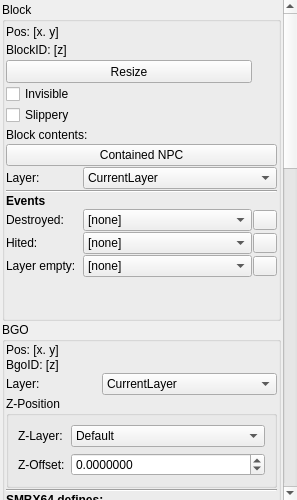
Old version of the form Editor/main_window/dock/lvl_item_properties.ui in the repository WohlSoft/Moondust-Project.
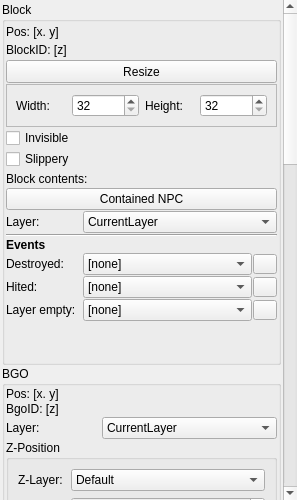
New version of the form. Icons and pictures are not drawn.

```diff
--- a/Editor/main_window/dock/lvl_item_properties.ui
+++ b/Editor/main_window/dock/lvl_item_properties.ui
@@ -60,9 +60,9 @@
        <property name="geometry">
         <rect>
          <x>0</x>
-         <y>-817</y>
-         <width>279</width>
-         <height>1558</height>
+         <y>0</y>
+         <width>283</width>
+         <height>1708</height>
         </rect>
        </property>
        <layout class="QVBoxLayout" name="verticalLayout">
@@ -108,65 +108,8 @@
            <property name="spacing">
             <number>1</number>
            </property>
-           <item row="0" column="0" colspan="2">
-            <widget class="QLabel" name="PROPS_blockPos">
-             <property name="minimumSize">
-              <size>
-               <width>0</width>
-               <height>17</height>
-              </size>
-             </property>
-             <property name="text">
-              <string notr="true">Pos: [x. y]</string>
-             </property>
-            </widget>
-           </item>
-           <item row="8" column="0" colspan="3">
-            <widget class="Line" name="line">
-             <property name="orientation">
-              <enum>Qt::Horizontal</enum>
-             </property>
-            </widget>
-           </item>
-           <item row="6" column="0" colspan="3">
-            <widget class="QPushButton" name="PROPS_BlockIncludes">
-             <property name="text">
-              <string notr="true">Contained NPC</string>
-             </property>
-            </widget>
-           </item>
-           <item row="10" column="1">
-            <widget class="QComboBox" name="PROPS_BlkEventDestroy">
-             <property name="currentText">
-              <string notr="true">[none]</string>
-             </property>
-             <property name="maxVisibleItems">
-              <number>50</number>
-             </property>
-             <item>
-              <property name="text">
-               <string notr="true">[none]</string>
-              </property>
-             </item>
-            </widget>
-           </item>
-           <item row="12" column="1">
-            <widget class="QComboBox" name="PROPS_BlkEventLayerEmpty">
-             <property name="currentText">
-              <string notr="true">[none]</string>
-             </property>
-             <property name="maxVisibleItems">
-              <number>50</number>
-             </property>
-             <item>
-              <property name="text">
-               <string notr="true">[none]</string>
-              </property>
-             </item>
-            </widget>
-           </item>
            <item row="4" column="0" colspan="2">
-            <widget class="QCheckBox" name="PROPS_BlkSlippery">
+            <widget class="QCheckBox" name="PROPS_BlockInvis">
              <property name="minimumSize">
               <size>
                <width>0</width>
@@ -174,103 +117,11 @@
               </size>
              </property>
              <property name="text">
-              <string>Slippery</string>
-             </property>
-            </widget>
-           </item>
-           <item row="5" column="0" colspan="2">
-            <widget class="QLabel" name="label_10">
-             <property name="minimumSize">
-              <size>
-               <width>0</width>
-               <height>17</height>
-              </size>
-             </property>
-             <property name="text">
-              <string>Block contents:</string>
+              <string>Invisible</string>
              </property>
             </widget>
            </item>
            <item row="10" column="0">
-            <widget class="QLabel" name="BlockEventDestroy">
-             <property name="text">
-              <string>Destroyed: </string>
-             </property>
-            </widget>
-           </item>
-           <item row="10" column="2">
-            <widget class="QPushButton" name="PROPS_BlkEventDestroyedLock">
-             <property name="maximumSize">
-              <size>
-               <width>24</width>
-               <height>20</height>
-              </size>
-             </property>
-             <property name="toolTip">
-              <string>Don't reset event to 'none'</string>
-             </property>
-             <property name="text">
-              <string notr="true"/>
-             </property>
-             <property name="icon">
-              <iconset resource="../../_resources/editor.qrc">
-               <normaloff>:/images/lock_open.png</normaloff>
-               <normalon>:/images/lock_closed.png</normalon>:/images/lock_open.png</iconset>
-             </property>
-             <property name="checkable">
-              <bool>true</bool>
-             </property>
-            </widget>
-           </item>
-           <item row="12" column="2">
-            <widget class="QPushButton" name="PROPS_BlkEventLEmptyLock">
-             <property name="maximumSize">
-              <size>
-               <width>24</width>
-               <height>20</height>
-              </size>
-             </property>
-             <property name="toolTip">
-              <string>Don't reset event to 'none'</string>
-             </property>
-             <property name="text">
-              <string notr="true"/>
-             </property>
-             <property name="icon">
-              <iconset resource="../../_resources/editor.qrc">
-               <normaloff>:/images/lock_open.png</normaloff>
-               <normalon>:/images/lock_closed.png</normalon>:/images/lock_open.png</iconset>
-             </property>
-             <property name="checkable">
-              <bool>true</bool>
-             </property>
-            </widget>
-           </item>
-           <item row="11" column="2">
-            <widget class="QPushButton" name="PROPS_BlkEventHitLock">
-             <property name="maximumSize">
-              <size>
-               <width>24</width>
-               <height>20</height>
-              </size>
-             </property>
-             <property name="toolTip">
-              <string>Don't reset event to 'none'</string>
-             </property>
-             <property name="text">
-              <string notr="true"/>
-             </property>
-             <property name="icon">
-              <iconset resource="../../_resources/editor.qrc">
-               <normaloff>:/images/lock_open.png</normaloff>
-               <normalon>:/images/lock_closed.png</normalon>:/images/lock_open.png</iconset>
-             </property>
-             <property name="checkable">
-              <bool>true</bool>
-             </property>
-            </widget>
-           </item>
-           <item row="9" column="0">
             <widget class="QLabel" name="label">
              <property name="font">
               <font>
@@ -286,21 +137,75 @@
              </property>
             </widget>
            </item>
-           <item row="11" column="0">
+           <item row="11" column="2">
+            <widget class="QPushButton" name="PROPS_BlkEventDestroyedLock">
+             <property name="maximumSize">
+              <size>
+               <width>24</width>
+               <height>20</height>
+              </size>
+             </property>
+             <property name="toolTip">
+              <string>Don't reset event to 'none'</string>
+             </property>
+             <property name="text">
+              <string notr="true"/>
+             </property>
+             <property name="icon">
+              <iconset resource="../../_resources/editor.qrc">
+               <normaloff>:/images/lock_open.png</normaloff>
+               <normalon>:/images/lock_closed.png</normalon>:/images/lock_open.png</iconset>
+             </property>
+             <property name="checkable">
+              <bool>true</bool>
+             </property>
+            </widget>
+           </item>
+           <item row="13" column="2">
+            <widget class="QPushButton" name="PROPS_BlkEventLEmptyLock">
+             <property name="maximumSize">
+              <size>
+               <width>24</width>
+               <height>20</height>
+              </size>
+             </property>
+             <property name="toolTip">
+              <string>Don't reset event to 'none'</string>
+             </property>
+             <property name="text">
+              <string notr="true"/>
+             </property>
+             <property name="icon">
+              <iconset resource="../../_resources/editor.qrc">
+               <normaloff>:/images/lock_open.png</normaloff>
+               <normalon>:/images/lock_closed.png</normalon>:/images/lock_open.png</iconset>
+             </property>
+             <property name="checkable">
+              <bool>true</bool>
+             </property>
+            </widget>
+           </item>
+           <item row="0" column="0" colspan="2">
+            <widget class="QLabel" name="PROPS_blockPos">
+             <property name="minimumSize">
+              <size>
+               <width>0</width>
+               <height>17</height>
+              </size>
+             </property>
+             <property name="text">
+              <string notr="true">Pos: [x. y]</string>
+             </property>
+            </widget>
+           </item>
+           <item row="12" column="0">
             <widget class="QLabel" name="BlockHitedLabel">
              <property name="text">
               <string>Hited:</string>
              </property>
             </widget>
            </item>
-           <item row="12" column="0">
-            <widget class="QLabel" name="BlockLayerEmpty">
-             <property name="text">
-              <string>Layer empty:</string>
-             </property>
-            </widget>
-           </item>
-           <item row="11" column="1">
+           <item row="12" column="1">
             <widget class="QComboBox" name="PROPS_BlkEventHited">
              <property name="currentText">
               <string notr="true">[none]</string>
@@ -315,6 +220,52 @@
              </item>
             </widget>
            </item>
+           <item row="12" column="2">
+            <widget class="QPushButton" name="PROPS_BlkEventHitLock">
+             <property name="maximumSize">
+              <size>
+               <width>24</width>
+               <height>20</height>
+              </size>
+             </property>
+             <property name="toolTip">
+              <string>Don't reset event to 'none'</string>
+             </property>
+             <property name="text">
+              <string notr="true"/>
+             </property>
+             <property name="icon">
+              <iconset resource="../../_resources/editor.qrc">
+               <normaloff>:/images/lock_open.png</normaloff>
+               <normalon>:/images/lock_closed.png</normalon>:/images/lock_open.png</iconset>
+             </property>
+             <property name="checkable">
+              <bool>true</bool>
+             </property>
+            </widget>
+           </item>
+           <item row="11" column="1">
+            <widget class="QComboBox" name="PROPS_BlkEventDestroy">
+             <property name="currentText">
+              <string notr="true">[none]</string>
+             </property>
+             <property name="maxVisibleItems">
+              <number>50</number>
+             </property>
+             <item>
+              <property name="text">
+               <string notr="true">[none]</string>
+              </property>
+             </item>
+            </widget>
+           </item>
+           <item row="8" column="0">
+            <widget class="QLabel" name="BlockLayerLabel">
+             <property name="text">
+              <string>Layer:</string>
+             </property>
+            </widget>
+           </item>
            <item row="1" column="0" colspan="2">
             <widget class="QLabel" name="PROPS_BlockID">
              <property name="minimumSize">
@@ -328,7 +279,14 @@
              </property>
             </widget>
            </item>
-           <item row="7" column="1" colspan="2">
+           <item row="7" column="0" colspan="3">
+            <widget class="QPushButton" name="PROPS_BlockIncludes">
+             <property name="text">
+              <string notr="true">Contained NPC</string>
+             </property>
+            </widget>
+           </item>
+           <item row="8" column="1" colspan="2">
             <widget class="QComboBox" name="PROPS_BlockLayer">
              <property name="maxVisibleItems">
               <number>50</number>
@@ -340,27 +298,7 @@
              </item>
             </widget>
            </item>
-           <item row="7" column="0">
-            <widget class="QLabel" name="BlockLayerLabel">
-             <property name="text">
-              <string>Layer:</string>
-             </property>
-            </widget>
-           </item>
-           <item row="3" column="0" colspan="2">
-            <widget class="QCheckBox" name="PROPS_BlockInvis">
-             <property name="minimumSize">
-              <size>
-               <width>0</width>
-               <height>17</height>
-              </size>
-             </property>
-             <property name="text">
-              <string>Invisible</string>
-             </property>
-            </widget>
-           </item>
-           <item row="13" column="0" colspan="3">
+           <item row="14" column="0" colspan="3">
             <spacer name="verticalSpacer_2">
              <property name="orientation">
               <enum>Qt::Vertical</enum>
@@ -376,7 +314,69 @@
              </property>
             </spacer>
            </item>
-           <item row="2" column="0" colspan="2">
+           <item row="11" column="0">
+            <widget class="QLabel" name="BlockEventDestroy">
+             <property name="text">
+              <string>Destroyed: </string>
+             </property>
+            </widget>
+           </item>
+           <item row="6" column="0" colspan="2">
+            <widget class="QLabel" name="label_10">
+             <property name="minimumSize">
+              <size>
+               <width>0</width>
+               <height>17</height>
+              </size>
+             </property>
+             <property name="text">
+              <string>Block contents:</string>
+             </property>
+            </widget>
+           </item>
+           <item row="13" column="0">
+            <widget class="QLabel" name="BlockLayerEmpty">
+             <property name="text">
+              <string>Layer empty:</string>
+             </property>
+            </widget>
+           </item>
+           <item row="9" column="0" colspan="3">
+            <widget class="Line" name="line">
+             <property name="orientation">
+              <enum>Qt::Horizontal</enum>
+             </property>
+            </widget>
+           </item>
+           <item row="13" column="1">
+            <widget class="QComboBox" name="PROPS_BlkEventLayerEmpty">
+             <property name="currentText">
+              <string notr="true">[none]</string>
+             </property>
+             <property name="maxVisibleItems">
+              <number>50</number>
+             </property>
+             <item>
+              <property name="text">
+               <string notr="true">[none]</string>
+              </property>
+             </item>
+            </widget>
+           </item>
+           <item row="5" column="0" colspan="2">
+            <widget class="QCheckBox" name="PROPS_BlkSlippery">
+             <property name="minimumSize">
+              <size>
+               <width>0</width>
+               <height>17</height>
+              </size>
+             </property>
+             <property name="text">
+              <string>Slippery</string>
+             </property>
+            </widget>
+           </item>
+           <item row="2" column="0" colspan="3">
             <widget class="QPushButton" name="PROPS_BlockResize">
              <property name="minimumSize">
               <size>
@@ -389,6 +389,64 @@
              </property>
             </widget>
            </item>
+           <item row="3" column="0" colspan="3">
+            <widget class="QFrame" name="sizeOfBlock">
+             <property name="minimumSize">
+              <size>
+               <width>0</width>
+               <height>25</height>
+              </size>
+             </property>
+             <property name="frameShape">
+              <enum>QFrame::StyledPanel</enum>
+             </property>
+             <property name="frameShadow">
+              <enum>QFrame::Raised</enum>
+             </property>
+             <layout class="QHBoxLayout" name="horizontalLayout_2">
+              <item>
+               <widget class="QLabel" name="label_3">
+                <property name="text">
+                 <string>Width:</string>
+                </property>
+               </widget>
+              </item>
+              <item>
+               <widget class="QSpinBox" name="BLOCK_Width">
+                <property name="minimum">
+                 <number>32</number>
+                </property>
+                <property name="maximum">
+                 <number>100000</number>
+                </property>
+                <property name="singleStep">
+                 <number>32</number>
+                </property>
+               </widget>
+              </item>
+              <item>
+               <widget class="QLabel" name="label_4">
+                <property name="text">
+                 <string>Height:</string>
+                </property>
+               </widget>
+              </item>
+              <item>
+               <widget class="QSpinBox" name="BLOCK_Height">
+                <property name="minimum">
+                 <number>32</number>
+                </property>
+                <property name="maximum">
+                 <number>100000</number>
+                </property>
+                <property name="singleStep">
+                 <number>32</number>
+                </property>
+               </widget>
+              </item>
+             </layout>
+            </widget>
+           </item>
           </layout>
           <zorder>PROPS_BlkEventHited</zorder>
           <zorder>PROPS_blockPos</zorder>
```
Left out of the diff: 1 changed line with no effect on the pictures.
